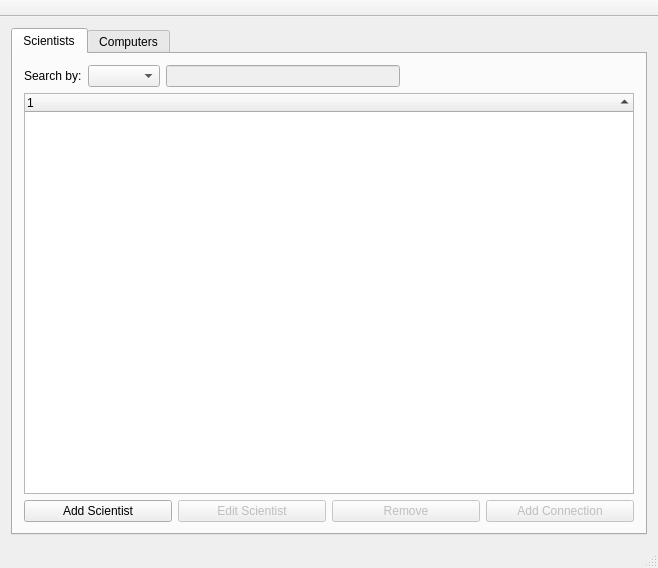
Old version of the form Vika3nytt/mainwindow.ui in the repository sabbisun/Vika3nytt.
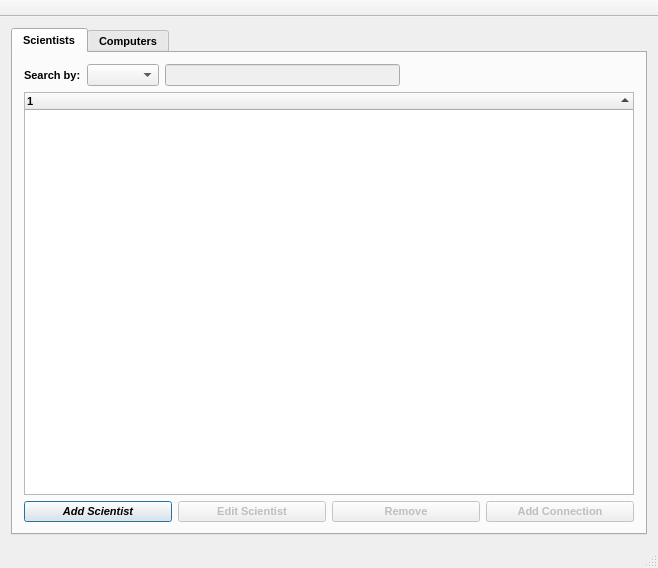
New version of the form.

```diff
--- a/Vika3nytt/mainwindow.ui
+++ b/Vika3nytt/mainwindow.ui
@@ -10,9 +10,21 @@
     <height>568</height>
    </rect>
   </property>
+  <property name="font">
+   <font>
+    <family>Arial</family>
+    <pointsize>8</pointsize>
+    <weight>75</weight>
+    <italic>false</italic>
+    <bold>true</bold>
+   </font>
+  </property>
   <property name="windowTitle">
    <string>Database application for Scientists and Computers</string>
   </property>
+  <property name="autoFillBackground">
+   <bool>false</bool>
+  </property>
   <widget class="QWidget" name="centralWidget">
    <layout class="QHBoxLayout" name="horizontalLayout_5">
     <item>
@@ -31,13 +43,30 @@
            <layout class="QHBoxLayout" name="horizontalLayout_3">
             <item>
              <widget class="QLabel" name="label_searchSci">
+              <property name="font">
+               <font>
+                <family>Arial</family>
+                <weight>75</weight>
+                <italic>false</italic>
+                <bold>true</bold>
+               </font>
+              </property>
               <property name="text">
                <string>Search by:</string>
               </property>
              </widget>
             </item>
             <item>
-             <widget class="QComboBox" name="comboBox_searchSci"/>
+             <widget class="QComboBox" name="comboBox_searchSci">
+              <property name="font">
+               <font>
+                <family>Arial</family>
+                <weight>50</weight>
+                <italic>true</italic>
+                <bold>false</bold>
+               </font>
+              </property>
+             </widget>
             </item>
             <item>
              <widget class="QLineEdit" name="lineEdit_searchSci">
@@ -83,9 +112,26 @@
            <layout class="QHBoxLayout" name="horizontalLayout_4">
             <item>
              <widget class="QPushButton" name="Button_addSci">
+              <property name="font">
+               <font>
+                <pointsize>8</pointsize>
+                <weight>75</weight>
+                <italic>true</italic>
+                <bold>true</bold>
+               </font>
+              </property>
               <property name="text">
                <string>Add Scientist</string>
               </property>
+              <property name="autoDefault">
+               <bool>false</bool>
+              </property>
+              <property name="default">
+               <bool>true</bool>
+              </property>
+              <property name="flat">
+               <bool>false</bool>
+              </property>
              </widget>
             </item>
             <item>
@@ -93,6 +139,14 @@
               <property name="enabled">
                <bool>false</bool>
               </property>
+              <property name="font">
+               <font>
+                <family>Arial</family>
+                <pointsize>8</pointsize>
+                <weight>75</weight>
+                <bold>true</bold>
+               </font>
+              </property>
               <property name="text">
                <string>Edit Scientist</string>
               </property>
@@ -103,6 +157,14 @@
               <property name="enabled">
                <bool>false</bool>
               </property>
+              <property name="font">
+               <font>
+                <family>Arial</family>
+                <pointsize>8</pointsize>
+                <weight>75</weight>
+                <bold>true</bold>
+               </font>
+              </property>
               <property name="text">
                <string>Remove</string>
               </property>
@@ -113,6 +175,14 @@
               <property name="enabled">
                <bool>false</bool>
               </property>
+              <property name="font">
+               <font>
+                <family>Arial</family>
+                <pointsize>8</pointsize>
+                <weight>75</weight>
+                <bold>true</bold>
+               </font>
+              </property>
               <property name="text">
                <string>Add Connection</string>
               </property>
```
Left out of the diff: 57 changed lines with no effect on the pictures.
